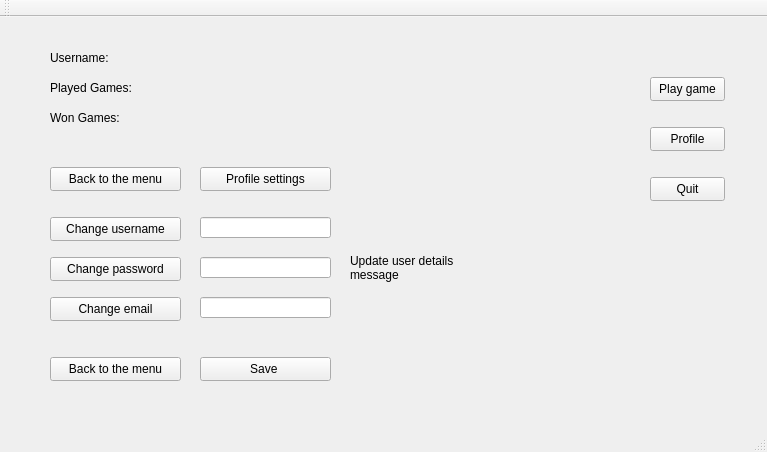
First picture: the form in Triviador/Triviador/Triviador.ui, repository AndreiAndreea/TriviadorMCpp, before the edit.
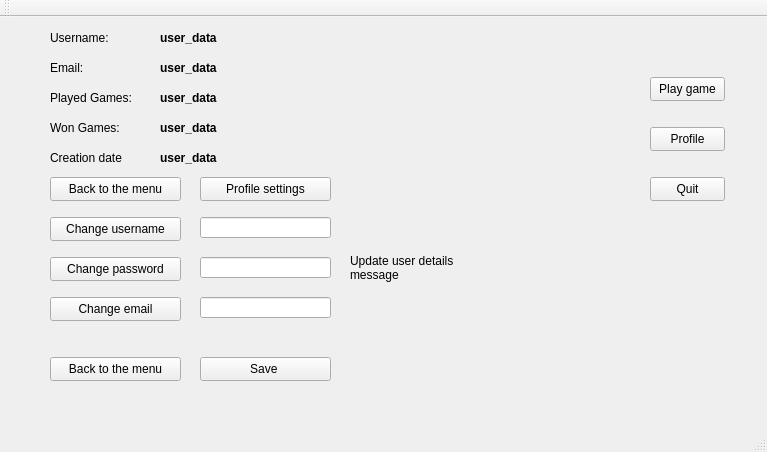
Second picture: the form after the edit.

Commit message: Added a functionality to display the user's data in his profile window by creating a request to the server.

Patch:
```diff
--- a/Triviador/Triviador/Triviador.ui
+++ b/Triviador/Triviador/Triviador.ui
@@ -76,8 +76,8 @@
      <property name="geometry">
       <rect>
        <x>30</x>
-       <y>20</y>
-       <width>141</width>
+       <y>0</y>
+       <width>91</width>
        <height>21</height>
       </rect>
      </property>
@@ -89,7 +89,7 @@
      <property name="geometry">
       <rect>
        <x>30</x>
-       <y>140</y>
+       <y>150</y>
        <width>131</width>
        <height>24</height>
       </rect>
@@ -102,8 +102,8 @@
      <property name="geometry">
       <rect>
        <x>30</x>
-       <y>50</y>
-       <width>141</width>
+       <y>60</y>
+       <width>101</width>
        <height>21</height>
       </rect>
      </property>
@@ -115,8 +115,8 @@
      <property name="geometry">
       <rect>
        <x>30</x>
-       <y>80</y>
-       <width>141</width>
+       <y>90</y>
+       <width>91</width>
        <height>21</height>
       </rect>
      </property>
@@ -128,7 +128,7 @@
      <property name="geometry">
       <rect>
        <x>180</x>
-       <y>140</y>
+       <y>150</y>
        <width>131</width>
        <height>24</height>
       </rect>
@@ -137,6 +137,122 @@
       <string>Profile settings</string>
      </property>
     </widget>
+    <widget class="QLabel" name="userProfileWonGamesLabel">
+     <property name="geometry">
+      <rect>
+       <x>140</x>
+       <y>90</y>
+       <width>141</width>
+       <height>21</height>
+      </rect>
+     </property>
+     <property name="font">
+      <font>
+       <bold>true</bold>
+      </font>
+     </property>
+     <property name="text">
+      <string>user_data</string>
+     </property>
+    </widget>
+    <widget class="QLabel" name="userProfilePlayedGamesLabel">
+     <property name="geometry">
+      <rect>
+       <x>140</x>
+       <y>60</y>
+       <width>141</width>
+       <height>21</height>
+      </rect>
+     </property>
+     <property name="font">
+      <font>
+       <bold>true</bold>
+      </font>
+     </property>
+     <property name="text">
+      <string>user_data</string>
+     </property>
+    </widget>
+    <widget class="QLabel" name="userProfileUsernameLabel">
+     <property name="geometry">
+      <rect>
+       <x>140</x>
+       <y>0</y>
+       <width>141</width>
+       <height>21</height>
+      </rect>
+     </property>
+     <property name="font">
+      <font>
+       <bold>true</bold>
+      </font>
+     </property>
+     <property name="text">
+      <string>user_data</string>
+     </property>
+    </widget>
+    <widget class="QLabel" name="profileEmailLabel">
+     <property name="geometry">
+      <rect>
+       <x>30</x>
+       <y>30</y>
+       <width>91</width>
+       <height>21</height>
+      </rect>
+     </property>
+     <property name="text">
+      <string>Email:</string>
+     </property>
+    </widget>
+    <widget class="QLabel" name="userProfileEmailLabel">
+     <property name="geometry">
+      <rect>
+       <x>140</x>
+       <y>30</y>
+       <width>141</width>
+       <height>21</height>
+      </rect>
+     </property>
+     <property name="font">
+      <font>
+       <bold>true</bold>
+      </font>
+     </property>
+     <property name="text">
+      <string>user_data</string>
+     </property>
+    </widget>
+    <widget class="QLabel" name="userProfileCreationDateLabel">
+     <property name="geometry">
+      <rect>
+       <x>140</x>
+       <y>120</y>
+       <width>171</width>
+       <height>21</height>
+      </rect>
+     </property>
+     <property name="font">
+      <font>
+       <bold>true</bold>
+      </font>
+     </property>
+     <property name="text">
+      <string>user_data</string>
+     </property>
+    </widget>
+    <widget class="QLabel" name="profileCreationDateLabel">
+     <property name="geometry">
+      <rect>
+       <x>30</x>
+       <y>120</y>
+       <width>91</width>
+       <height>21</height>
+      </rect>
+     </property>
+     <property name="text">
+      <string>Creation date</string>
+     </property>
+    </widget>
    </widget>
    <widget class="QWidget" name="profileSettingsWidget" native="true">
     <property name="geometry">
```
Left out of the diff: 4 changed lines with no effect on the pictures. The commit also changes 2 other files.
